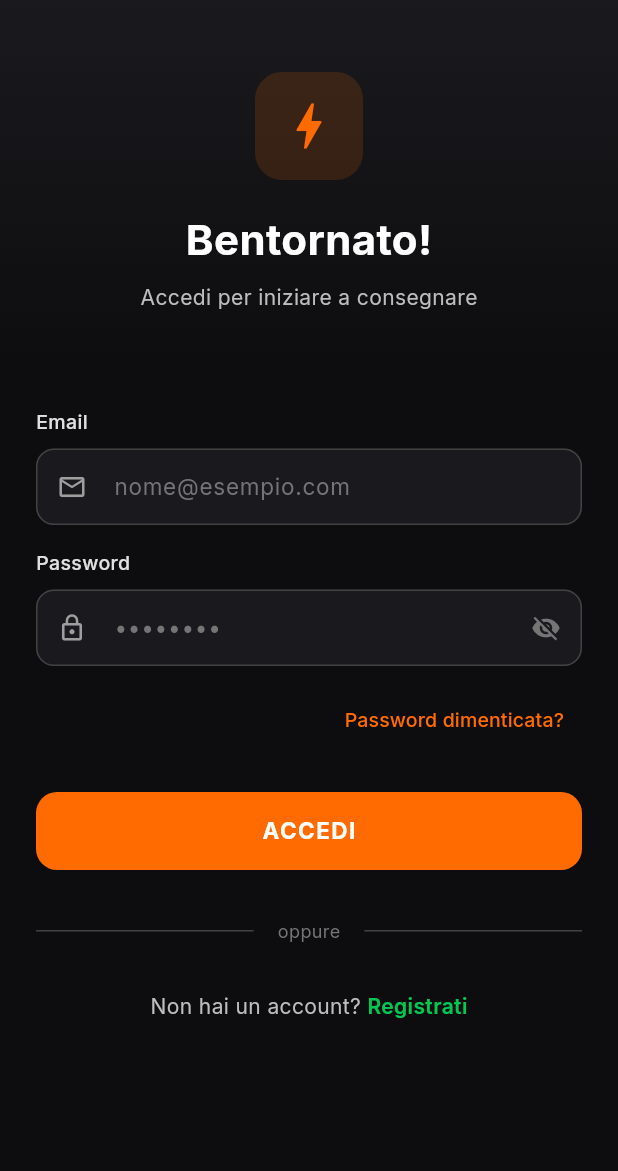
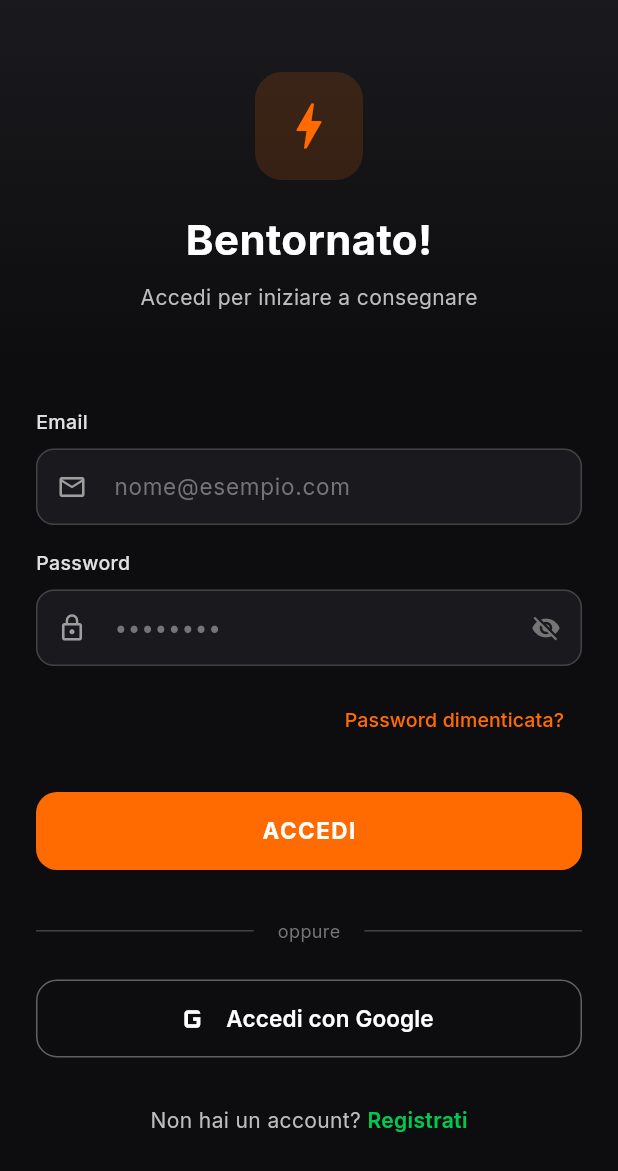
Before and after one commit to creamoj-ai/dloop_rider_prototype, a Flutter app: the screen it shows after launch, on a phone screen of 412 x 824 dp. Shown: the top 1171 px of the screen. Run offline on Flutter 3.47's test engine with Material 3 defaults, Android fonts, the phone set to English and light mode, and no system bars; our stand-ins replace firebase_core, firebase_messaging, flutter_dotenv, flutter_local_notifications, flutter_riverpod, go_router and 5 more; accounts and stored records are empty.

Commit message:
Add Google Sign-In to login page
- Add google_sign_in package (v7) with native Android flow
- Add SHA-1 fingerprint to Firebase project for OAuth
- Configure Google as auth provider on Supabase
- Add "Accedi con Google" button on login screen
- Use Supabase signInWithIdToken for seamless auth

Co-Authored-By: Claude Opus 4.6 <noreply@anthropic.com>

```diff
--- a/lib/screens/auth/login_page.dart
+++ b/lib/screens/auth/login_page.dart
@@ -2,6 +2,7 @@ import 'package:flutter/material.dart';
 import 'package:flutter_riverpod/flutter_riverpod.dart';
 import 'package:go_router/go_router.dart';
 import 'package:google_fonts/google_fonts.dart';
+import 'package:google_sign_in/google_sign_in.dart';
 import 'package:supabase_flutter/supabase_flutter.dart';
 import '../../theme/tokens.dart';
 import '../../providers/user_provider.dart';
@@ -18,6 +19,7 @@ class _LoginPageState extends ConsumerState<LoginPage> {
   final _emailController = TextEditingController();
   final _passwordController = TextEditingController();
   bool _isLoading = false;
+  bool _isGoogleLoading = false;
   bool _obscurePassword = true;
   String? _errorMessage;
 
@@ -62,6 +64,66 @@ class _LoginPageState extends ConsumerState<LoginPage> {
     } finally {
       if (mounted) {
         setState(() => _isLoading = false);
+      }
+    }
+  }
+
+  bool _googleInitialized = false;
+
+  Future<void> _initGoogleSignIn() async {
+    if (_googleInitialized) return;
+    await GoogleSignIn.instance.initialize(
+      serverClientId: '793691819503-3k2shu09t4jrearijhd4eds9aotjmvd7.apps.googleusercontent.com',
+    );
+    _googleInitialized = true;
+  }
+
+  Future<void> _handleGoogleSignIn() async {
+    setState(() {
+      _isGoogleLoading = true;
+      _errorMessage = null;
+    });
+
+    try {
+      await _initGoogleSignIn();
+
+      final googleUser = await GoogleSignIn.instance.authenticate();
+
+      final idToken = googleUser.authentication.idToken;
+      if (idToken == null) {
+        throw Exception('Impossibile ottenere il token Google');
+      }
+
+      await Supabase.instance.client.auth.signInWithIdToken(
+        provider: OAuthProvider.google,
+        idToken: idToken,
+      );
+
+      if (mounted) {
+        await ref.read(currentUserProvider.notifier).refresh();
+        if (mounted) {
+          context.go('/today');
+        }
+      }
+    } on GoogleSignInException catch (e) {
+      if (e.code == GoogleSignInExceptionCode.canceled) {
+        // User cancelled — do nothing
+      } else {
+        setState(() {
+          _errorMessage = 'Errore accesso Google. Riprova.';
+        });
+      }
+    } on AuthException catch (e) {
+      setState(() {
+        _errorMessage = _translateError(e.message);
+      });
+    } catch (e) {
+      setState(() {
+        _errorMessage = 'Errore accesso Google. Riprova.';
+      });
+    } finally {
+      if (mounted) {
+        setState(() => _isGoogleLoading = false);
       }
     }
   }
@@ -541,6 +603,43 @@ class _LoginPageState extends ConsumerState<LoginPage> {
                           Expanded(child: Divider(color: Colors.grey[800])),
                         ],
                       ),
+                      const SizedBox(height: 24),
+
+                      // Google Sign-In button
+                      SizedBox(
+                        height: 52,
+                        child: OutlinedButton.icon(
+                          onPressed: (_isLoading || _isGoogleLoading) ? null : _handleGoogleSignIn,
+                          icon: _isGoogleLoading
+                              ? const SizedBox(
+                                  width: 20,
+                                  height: 20,
+                                  child: CircularProgressIndicator(
+                                    strokeWidth: 2,
+                                    valueColor: AlwaysStoppedAnimation(Colors.white70),
+                                  ),
+                                )
+                              : const Icon(
+                                  Icons.g_mobiledata,
+                                  size: 28,
+                                  color: Colors.white,
+                                ),
+                          label: Text(
+                            'Accedi con Google',
+                            style: GoogleFonts.inter(
+                              fontSize: 15,
+                              fontWeight: FontWeight.w600,
+                              color: Colors.white,
+                            ),
+                          ),
+                          style: OutlinedButton.styleFrom(
+                            side: BorderSide(color: Colors.grey[700]!),
+                            shape: RoundedRectangleBorder(
+                              borderRadius: BorderRadius.circular(14),
+                            ),
+                          ),
+                        ),
+                      ),
                       const SizedBox(height: 32),
 
                       // Sign up link
--- a/pubspec.yaml
+++ b/pubspec.yaml
@@ -47,6 +47,7 @@ dependencies:
   firebase_auth: ^5.5.1
   flutter_local_notifications: ^18.0.1
   local_auth: ^2.3.0
+  google_sign_in: ^7.2.0
 
 dev_dependencies:
   flutter_test:
```
Also changed, not shown: lib/firebase_options.dart, pubspec.lock, 1 other file.
